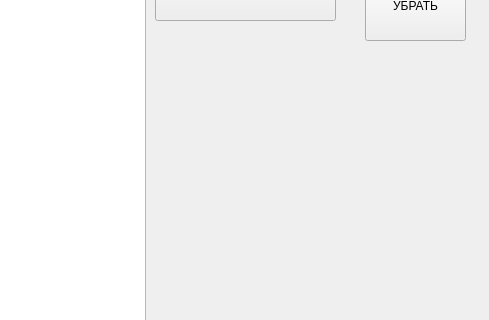
Qt form u.ui (Nelasar/practice) before a commit; both pictures show x 655 to 1144 and y 329 to 649 of the 1144 by 771 pixel window.
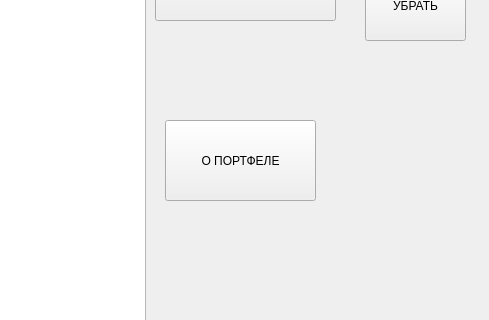
The same form after that commit. The open tabs and pages were chosen to show the change.

Diff of the .ui file:
```diff
--- a/u.ui
+++ b/u.ui
@@ -311,6 +311,19 @@
           <set>Qt::AlignCenter</set>
          </property>
         </widget>
+        <widget class="QPushButton" name="portfolioInfoButton">
+         <property name="geometry">
+          <rect>
+           <x>810</x>
+           <y>350</y>
+           <width>151</width>
+           <height>81</height>
+          </rect>
+         </property>
+         <property name="text">
+          <string>О ПОРТФЕЛЕ</string>
+         </property>
+        </widget>
        </widget>
       </widget>
      </item>
```
